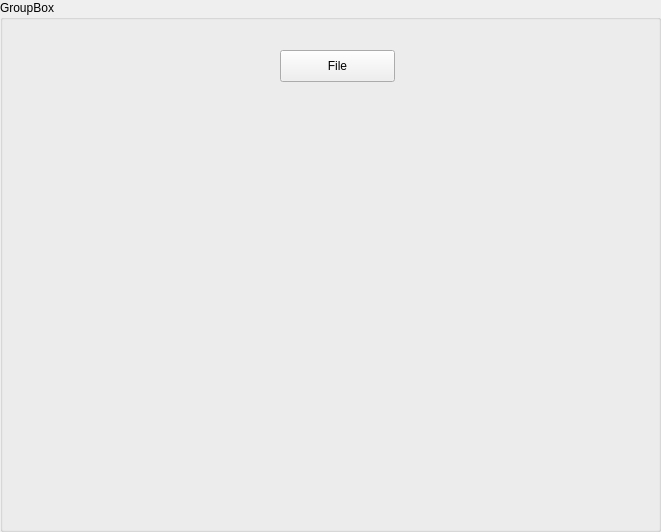
Before: the Qt Designer form Python/interface/groupbox.ui in atbd/CLS, drawn with Qt 5.
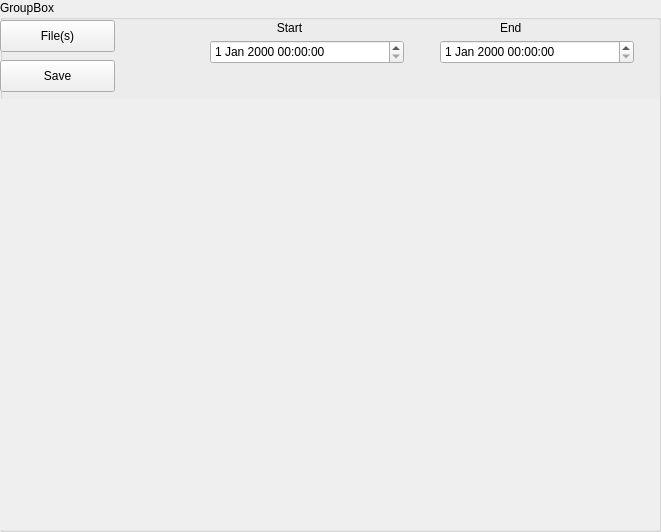
After: the same form once the commit is applied.

Commit message: filtrage par date operationnel

```diff
--- a/Python/interface/groupbox.ui
+++ b/Python/interface/groupbox.ui
@@ -19,14 +19,14 @@
   <widget class="QPushButton" name="fileButton">
    <property name="geometry">
     <rect>
-     <x>280</x>
-     <y>50</y>
+     <x>0</x>
+     <y>20</y>
      <width>115</width>
      <height>32</height>
     </rect>
    </property>
    <property name="text">
-    <string>File</string>
+    <string>File(s)</string>
    </property>
   </widget>
   <widget class="QWidget" name="widget" native="true">
@@ -36,6 +36,71 @@
      <y>99</y>
      <width>661</width>
      <height>431</height>
+    </rect>
+   </property>
+   <property name="autoFillBackground">
+    <bool>true</bool>
+   </property>
+  </widget>
+  <widget class="QPushButton" name="saveButton">
+   <property name="geometry">
+    <rect>
+     <x>0</x>
+     <y>60</y>
+     <width>115</width>
+     <height>32</height>
+    </rect>
+   </property>
+   <property name="text">
+    <string>Save</string>
+   </property>
+  </widget>
+  <widget class="QLabel" name="labelEnd">
+   <property name="geometry">
+    <rect>
+     <x>500</x>
+     <y>20</y>
+     <width>59</width>
+     <height>16</height>
+    </rect>
+   </property>
+   <property name="text">
+    <string>End</string>
+   </property>
+  </widget>
+  <widget class="QLabel" name="labelStart">
+   <property name="geometry">
+    <rect>
+     <x>260</x>
+     <y>20</y>
+     <width>59</width>
+     <height>16</height>
+    </rect>
+   </property>
+   <property name="text">
+    <string>Start</string>
+   </property>
+   <property name="alignment">
+    <set>Qt::AlignCenter</set>
+   </property>
+  </widget>
+  <widget class="QDateTimeEdit" name="dateTimeEditStart">
+   <property name="geometry">
+    <rect>
+     <x>210</x>
+     <y>40</y>
+     <width>194</width>
+     <height>24</height>
+    </rect>
+   </property>
+  </widget>
+  <widget class="QDateTimeEdit" name="dateTimeEditEnd">
+   <property name="geometry">
+    <rect>
+     <x>440</x>
+     <y>40</y>
+     <width>194</width>
+     <height>24</height>
     </rect>
    </property>
   </widget>
```
The commit also changes 3 other files.
